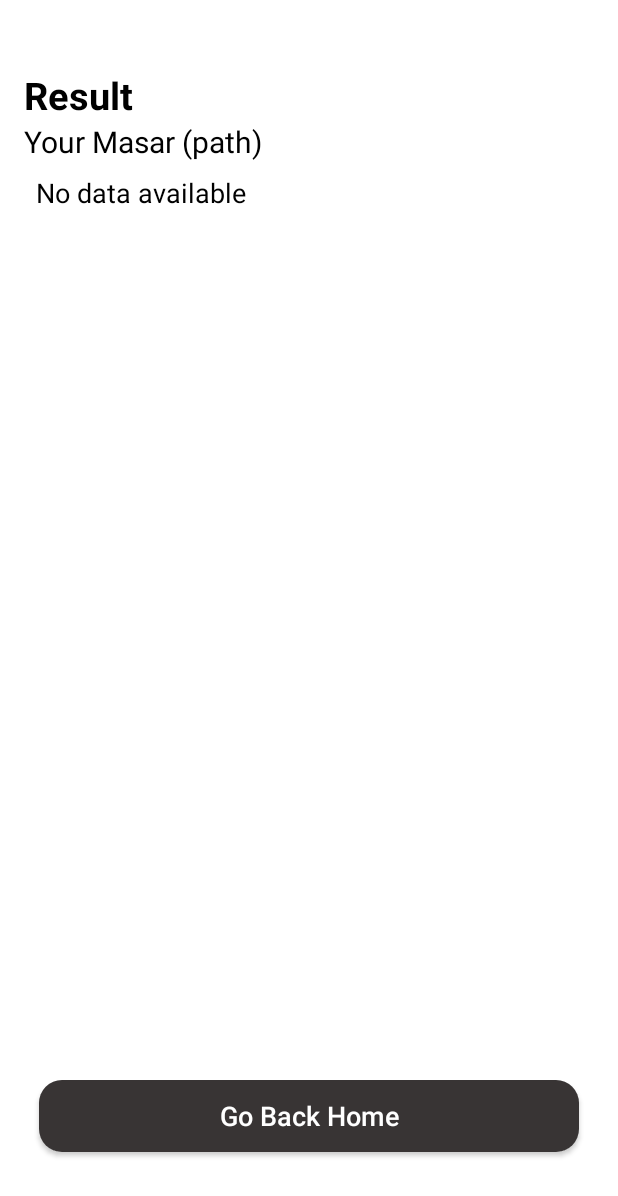
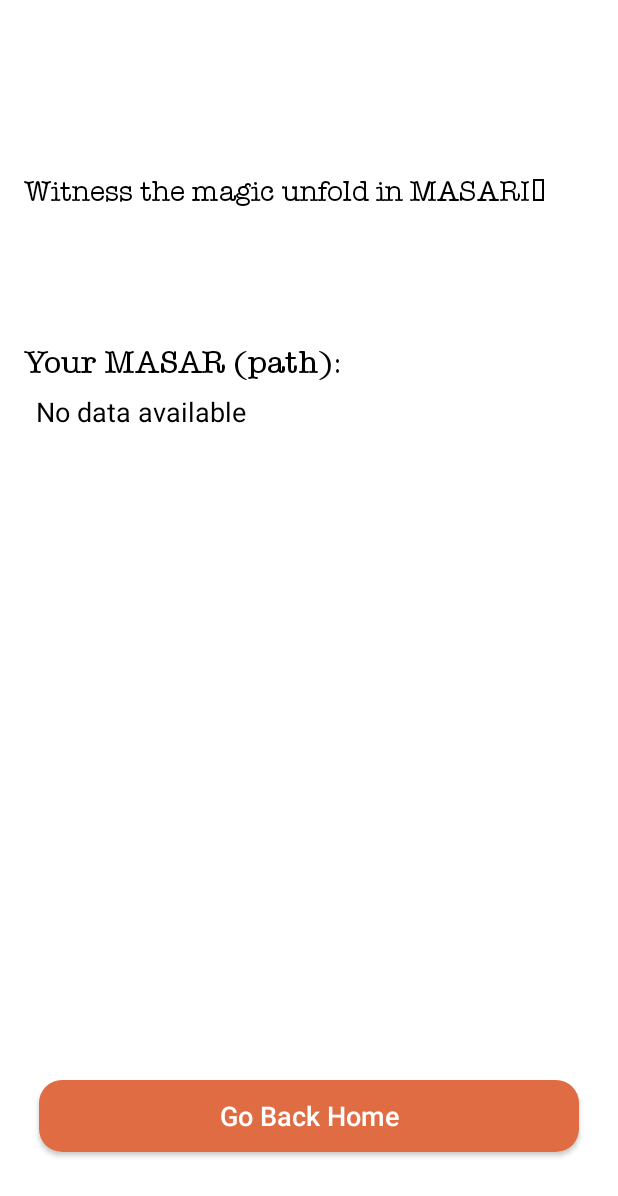
Before and after one commit to rayfadhli13/Masari_2.0, an Android app: the FourthActivity screen opened directly, with no data from a screen before it, on a phone screen of 412 x 824 dp. Shown: the top 1196 px of the screen. Run offline under Robolectric (Android 15) with nearby library versions, the phone set to English and light mode, and no system bars.

Commit message:
orange design also

```diff
--- a/app/src/main/res/drawable/rounded_background_gray.xml
+++ /dev/null
@@ -1,6 +0,0 @@
-<?xml version="1.0" encoding="utf-8"?>
-<shape xmlns:android="http://schemas.android.com/apk/res/android">
-    <solid android:color="#383434"/>
-    <corners android:radius="15dp"/>
-    <padding android:left="10dp" android:top="10dp" android:right="10dp" android:bottom="10dp"/>
-</shape>
--- a/app/src/main/res/layout/activity_fourth.xml
+++ b/app/src/main/res/layout/activity_fourth.xml
@@ -10,20 +10,21 @@
         android:layout_height="wrap_content"
         android:layout_alignParentTop="true"
         android:layout_alignParentStart="true"
-        android:layout_marginTop="30dp"
-        android:text="Result"
-        android:textStyle="bold"
-        android:textSize="25sp"
+        android:layout_marginTop="100dp"
+        android:text="Witness the magic unfold in MASARI🪄"
+        android:fontFamily="@font/american_typewriter"
+        android:textSize="19sp"
         android:textColor="#000000" />
     <TextView
         android:id="@+id/textView_subTitle"
         android:layout_width="wrap_content"
         android:layout_height="wrap_content"
+        android:fontFamily="@font/american_typewriter"
         android:layout_below="@id/textView_appName"
         android:layout_alignParentStart="true"
-        android:layout_marginTop="0dp"
-        android:text="Your Masar (path)"
-        android:textSize="20sp"
+        android:layout_marginTop="90dp"
+        android:text="Your MASAR (path):"
+        android:textSize="21sp"
         android:textColor="#000000" />
     <ImageView
         android:id="@+id/imageView"
@@ -47,7 +48,7 @@
         android:layout_height="wrap_content"
         android:layout_alignParentBottom="true"
         android:text="Go Back Home"
-        android:background="@drawable/rounded_background_gray"
+        android:background="@drawable/rounded_background"
         android:layout_marginLeft="10dp"
         android:layout_marginRight="10dp"
         android:layout_marginBottom="40dp"
--- a/app/src/main/res/layout/activity_main.xml
+++ b/app/src/main/res/layout/activity_main.xml
@@ -5,8 +5,8 @@
 
     <ImageView
         android:id="@+id/imageView"
-        android:layout_width="200dp"
-        android:layout_height="200dp"
+        android:layout_width="250dp"
+        android:layout_height="250dp"
         android:src="@drawable/bg_logo"
         android:scaleType="centerCrop"
         android:layout_centerHorizontal="true"
--- a/app/src/main/res/layout/activity_third.xml
+++ b/app/src/main/res/layout/activity_third.xml
@@ -12,7 +12,7 @@
         android:layout_height="wrap_content"
         android:layout_alignParentStart="true"
         android:layout_alignParentTop="true"
-        android:layout_marginTop="40dp"
+        android:layout_marginTop="50dp"
         android:fontFamily="@font/american_typewriter"
         android:text="MASARI adapts your preferences\nmaking every stop an adventure"
         android:textColor="#000000"
```
